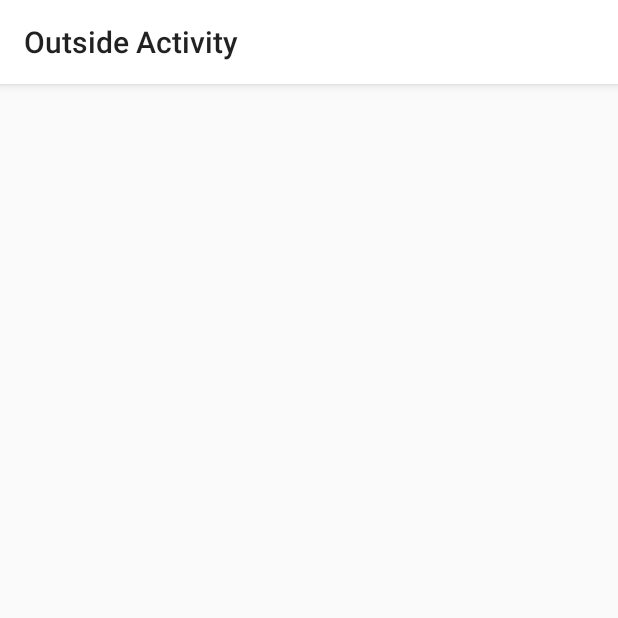
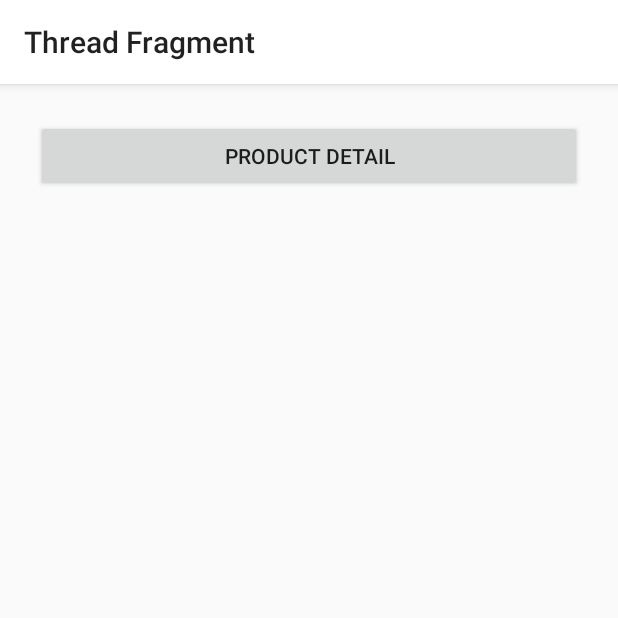
Before and after one commit to matheuskiser/ConnectedProducts, an Android app: the OutsideActivity screen opened directly, with no data from a screen before it, on a phone screen of 412 x 824 dp, the top half of it. Run offline under Robolectric (Android 15) with nearby library versions, the phone set to English and light mode, and no system bars; our stand-ins replace navigation-ui.

Commit message:
Navigating to OutsideActvity which has its own navigation graph file

```diff
--- a/app/src/main/java/com/nike/iser/connectedproducts/OutsideActivity.kt
+++ b/app/src/main/java/com/nike/iser/connectedproducts/OutsideActivity.kt
@@ -2,11 +2,18 @@ package com.nike.iser.connectedproducts
 
 import android.support.v7.app.AppCompatActivity
 import android.os.Bundle
+import androidx.navigation.findNavController
+import androidx.navigation.ui.NavigationUI
 
 class OutsideActivity : AppCompatActivity() {
 
     override fun onCreate(savedInstanceState: Bundle?) {
         super.onCreate(savedInstanceState)
         setContentView(R.layout.activity_outside)
+
+        NavigationUI.setupActionBarWithNavController(this, findNavController(R.id.outside_activity_nav_host_fragment))
     }
+
+    override fun onSupportNavigateUp()
+            = findNavController(R.id.outside_activity_nav_host_fragment).navigateUp()
 }
--- /dev/null
+++ b/app/src/main/java/com/nike/iser/connectedproducts/ProductDetailFragment.kt
@@ -0,0 +1,18 @@
+package com.nike.iser.connectedproducts
+
+
+import android.os.Bundle
+import android.support.v4.app.Fragment
+import android.view.LayoutInflater
+import android.view.View
+import android.view.ViewGroup
+
+
+class ProductDetailFragment : Fragment() {
+
+    override fun onCreateView(inflater: LayoutInflater, container: ViewGroup?,
+                              savedInstanceState: Bundle?): View? {
+        return inflater.inflate(R.layout.fragment_product_detail, container, false)
+    }
+
+}
--- /dev/null
+++ b/app/src/main/java/com/nike/iser/connectedproducts/ThreadFragment.kt
@@ -0,0 +1,27 @@
+package com.nike.iser.connectedproducts
+
+
+import android.os.Bundle
+import android.support.v4.app.Fragment
+import android.view.LayoutInflater
+import android.view.View
+import android.view.ViewGroup
+import androidx.navigation.findNavController
+import kotlinx.android.synthetic.main.fragment_thread.*
+
+
+class ThreadFragment : Fragment() {
+
+    override fun onCreateView(inflater: LayoutInflater, container: ViewGroup?,
+                              savedInstanceState: Bundle?): View? {
+        return inflater.inflate(R.layout.fragment_thread, container, false)
+    }
+
+    override fun onViewCreated(view: View, savedInstanceState: Bundle?) {
+        super.onViewCreated(view, savedInstanceState)
+
+        navigateProductDetailPageButton.setOnClickListener {
+            view.findNavController().navigate(R.id.action_threadFragment_to_productDetailFragment)
+        }
+    }
+}
--- a/app/src/main/res/layout/activity_outside.xml
+++ b/app/src/main/res/layout/activity_outside.xml
@@ -4,8 +4,18 @@
     xmlns:tools="http://schemas.android.com/tools"
     android:layout_width="match_parent"
     android:layout_height="match_parent"
-    tools:context=".OutsideActivity">
+    tools:context=".MainActivity">
 
-
+    <fragment
+        android:id="@+id/outside_activity_nav_host_fragment"
+        android:name="androidx.navigation.fragment.NavHostFragment"
+        android:layout_width="0dp"
+        android:layout_height="0dp"
+        app:defaultNavHost="true"
+        app:layout_constraintBottom_toBottomOf="parent"
+        app:layout_constraintLeft_toLeftOf="parent"
+        app:layout_constraintRight_toRightOf="parent"
+        app:layout_constraintTop_toTopOf="parent"
+        app:navGraph="@navigation/outside_activity_nav_graph" />
 
 </android.support.constraint.ConstraintLayout>
--- /dev/null
+++ b/app/src/main/res/layout/fragment_product_detail.xml
@@ -0,0 +1,8 @@
+<?xml version="1.0" encoding="utf-8"?>
+<FrameLayout xmlns:android="http://schemas.android.com/apk/res/android"
+    xmlns:tools="http://schemas.android.com/tools"
+    android:layout_width="match_parent"
+    android:layout_height="match_parent"
+    tools:context=".ProductDetailFragment">
+
+</FrameLayout>
--- /dev/null
+++ b/app/src/main/res/layout/fragment_thread.xml
@@ -0,0 +1,15 @@
+<?xml version="1.0" encoding="utf-8"?>
+<FrameLayout xmlns:android="http://schemas.android.com/apk/res/android"
+    xmlns:tools="http://schemas.android.com/tools"
+    android:layout_width="match_parent"
+    android:layout_height="match_parent"
+    tools:context=".ThreadFragment">
+
+    <Button
+        android:id="@+id/navigateProductDetailPageButton"
+        android:layout_width="match_parent"
+        android:layout_height="wrap_content"
+        android:layout_margin="24dp"
+        android:text="Product Detail"/>
+
+</FrameLayout>
--- /dev/null
+++ b/app/src/main/res/navigation/outside_activity_nav_graph.xml
@@ -0,0 +1,22 @@
+<?xml version="1.0" encoding="utf-8"?>
+<navigation xmlns:android="http://schemas.android.com/apk/res/android"
+    xmlns:app="http://schemas.android.com/apk/res-auto"
+    xmlns:tools="http://schemas.android.com/tools"
+    android:id="@+id/nav_graph"
+    app:startDestination="@id/threadFragment">
+
+    <fragment
+        android:id="@+id/threadFragment"
+        android:name="com.nike.iser.connectedproducts.ThreadFragment"
+        android:label="Thread Fragment"
+        tools:layout="@layout/fragment_thread">
+        <action
+            android:id="@+id/action_threadFragment_to_productDetailFragment"
+            app:destination="@id/productDetailFragment" />
+    </fragment>
+    <fragment
+        android:id="@+id/productDetailFragment"
+        android:name="com.nike.iser.connectedproducts.ProductDetailFragment"
+        android:label="Product Detail Fragment"
+        tools:layout="@layout/fragment_product_detail" />
+</navigation>
```
